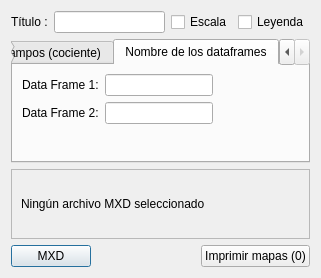
The window that prac5entrega.ui (joseahr/arcpy-awesome-symbolizer) describes before a commit, drawn with Qt 5.
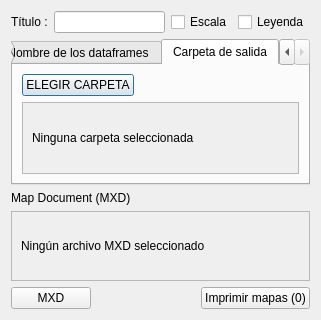
The same window after the commit. The open tabs and pages were chosen to show the change.

Commit message: Fin codigo

The edit to the form file:
```diff
--- a/prac5entrega.ui
+++ b/prac5entrega.ui
@@ -7,7 +7,7 @@
     <x>0</x>
     <y>0</y>
     <width>321</width>
-    <height>274</height>
+    <height>320</height>
    </rect>
   </property>
   <property name="windowTitle">
@@ -212,9 +212,9 @@
       <attribute name="title">
        <string>Nombre de los dataframes</string>
       </attribute>
-      <layout class="QFormLayout" name="formLayout">
-       <item row="0" column="0">
-        <layout class="QHBoxLayout" name="horizontalLayout_5">
+      <layout class="QVBoxLayout" name="verticalLayout_8">
+       <item>
+        <layout class="QHBoxLayout" name="horizontalLayout_6">
          <item>
           <widget class="QLabel" name="label_5">
            <property name="text">
@@ -227,8 +227,8 @@
          </item>
         </layout>
        </item>
-       <item row="1" column="0">
-        <layout class="QHBoxLayout" name="horizontalLayout_6">
+       <item>
+        <layout class="QHBoxLayout" name="horizontalLayout_5">
          <item>
           <widget class="QLabel" name="label_6">
            <property name="text">
@@ -243,6 +243,57 @@
        </item>
       </layout>
      </widget>
+     <widget class="QWidget" name="tab">
+      <attribute name="title">
+       <string>Carpeta de salida</string>
+      </attribute>
+      <layout class="QFormLayout" name="formLayout_2">
+       <item row="0" column="0">
+        <layout class="QHBoxLayout" name="horizontalLayout_7">
+         <item>
+          <widget class="QPushButton" name="btn_select_folder">
+           <property name="text">
+            <string>ELEGIR CARPETA</string>
+           </property>
+          </widget>
+         </item>
+        </layout>
+       </item>
+       <item row="1" column="0" colspan="2">
+        <widget class="QScrollArea" name="scrollArea_2">
+         <property name="widgetResizable">
+          <bool>true</bool>
+         </property>
+         <widget class="QWidget" name="scrollAreaWidgetContents_2">
+          <property name="geometry">
+           <rect>
+            <x>0</x>
+            <y>0</y>
+            <width>277</width>
+            <height>69</height>
+           </rect>
+          </property>
+          <layout class="QHBoxLayout" name="horizontalLayout_11">
+           <item>
+            <widget class="QLabel" name="label_selected_folder">
+             <property name="text">
+              <string>Ninguna carpeta seleccionada</string>
+             </property>
+            </widget>
+           </item>
+          </layout>
+         </widget>
+        </widget>
+       </item>
+      </layout>
+     </widget>
+    </widget>
+   </item>
+   <item>
+    <widget class="QLabel" name="label_7">
+     <property name="text">
+      <string>Map Document (MXD)</string>
+     </property>
     </widget>
    </item>
    <item>
```
The commit also changes 2 other files.
